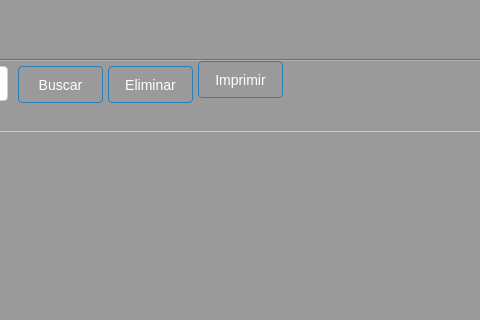
Qt form Sistema de ventas/ui/FrmProveedor.ui (CodeDrTech/DevelopPython) before a commit; both pictures show x 274 to 754 and y 0 to 320 of the 848 by 555 pixel window.
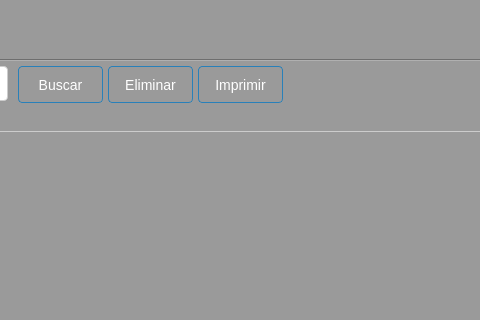
The same form after that commit.

What changed in the file:
```diff
--- a/Sistema de ventas/ui/FrmProveedor.ui
+++ b/Sistema de ventas/ui/FrmProveedor.ui
@@ -244,7 +244,7 @@
       <property name="geometry">
        <rect>
         <x>460</x>
-        <y>0</y>
+        <y>5</y>
         <width>85</width>
         <height>37</height>
        </rect>
```
